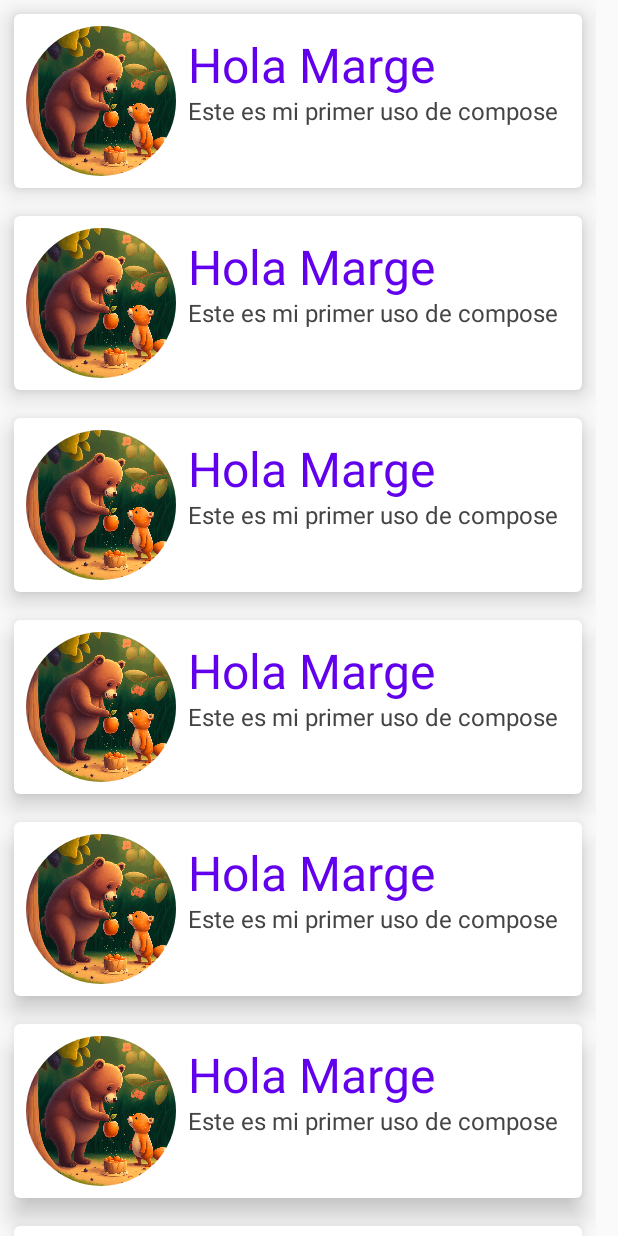
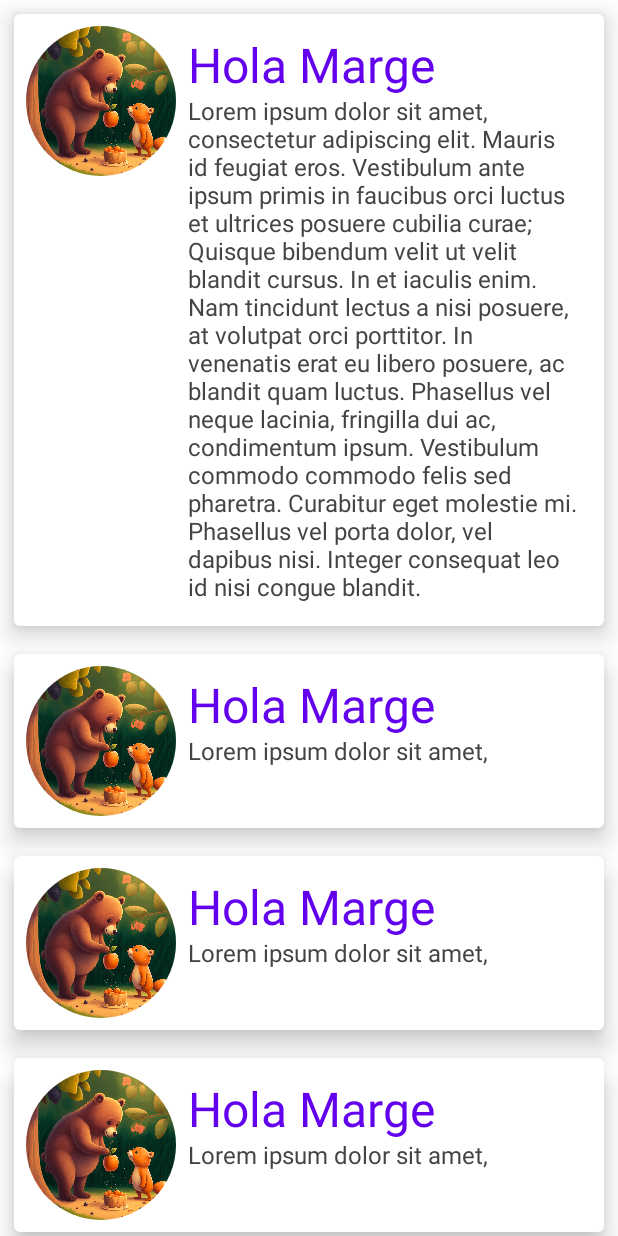
Before and after one commit to neolink557/learning-compose-app, an Android app built with Jetpack Compose: the screen it shows after launch (MainActivity), after a tap on "Hola Marge", on a phone screen of 412 x 824 dp. Run offline under Robolectric (Android 15) with nearby library versions, the phone set to English and light mode, and no system bars.

Commit message:
now we can show more text with a click

```diff
--- a/app/src/main/java/com/example/learning/MainActivity.kt
+++ b/app/src/main/java/com/example/learning/MainActivity.kt
@@ -11,7 +11,6 @@ import androidx.compose.foundation.shape.CircleShape
 import androidx.compose.material.Card
 import androidx.compose.material.MaterialTheme
 import androidx.compose.material.Text
-import androidx.compose.runtime.Composable
 import androidx.compose.ui.Alignment
 import androidx.compose.ui.Modifier
 import androidx.compose.ui.draw.clip
@@ -21,11 +20,12 @@ import androidx.compose.ui.tooling.preview.Preview
 import androidx.compose.ui.unit.dp
 import androidx.compose.ui.unit.sp
 import androidx.compose.foundation.lazy.items
+import androidx.compose.runtime.*
 import com.example.learning.ui.theme.LearningTheme
 
 val msg = Message(
     "Hola Marge",
-    "Este es mi primer uso de compose"
+    "Lorem ipsum dolor sit amet, consectetur adipiscing elit. Mauris id feugiat eros. Vestibulum ante ipsum primis in faucibus orci luctus et ultrices posuere cubilia curae; Quisque bibendum velit ut velit blandit cursus. In et iaculis enim. Nam tincidunt lectus a nisi posuere, at volutpat orci porttitor. In venenatis erat eu libero posuere, ac blandit quam luctus. Phasellus vel neque lacinia, fringilla dui ac, condimentum ipsum. Vestibulum commodo commodo felis sed pharetra. Curabitur eget molestie mi. Phasellus vel porta dolor, vel dapibus nisi. Integer consequat leo id nisi congue blandit."
 )
 val myMessageList = listOf(
     msg,
@@ -61,13 +61,17 @@ class MainActivity : ComponentActivity() {
 
 @Composable
 fun MyView(messages: List<Message>) {
-        LazyColumn {
-            items(messages) { message ->
-                MyMessageLayout(
-                    message
-                )
-            }
+    LazyColumn(
+        Modifier
+            .background(MaterialTheme.colors.background)
+            .fillMaxWidth(1f)
+    ) {
+        items(messages) { message ->
+            MyMessageLayout(
+                message
+            )
         }
+    }
 }
 
 @Composable
@@ -77,26 +81,38 @@ fun MyMessageLayout(message: Message) {
 
 @Composable
 fun MyRows(message: Message) {
+    var expanded by remember { mutableStateOf(false) }
     Card(
         modifier = Modifier
             .padding(8.dp)
             .clickable(onClick = { /* Ignoring onClick */ })
-            .padding(1.dp), elevation = 10.dp, backgroundColor = MaterialTheme.colors.background
+            .padding(1.dp)
+            .clickable {
+                expanded = !expanded
+            }, elevation = 10.dp, backgroundColor = MaterialTheme.colors.background
     ) {
         Row(modifier = Modifier.padding(8.dp)) {
             MyImage()
-            MyTexts(message)
+            MyTexts(message, expanded)
         }
     }
 
 }
 
 @Composable
-fun MyTexts(message: Message) {
-    Column(modifier = Modifier.padding(8.dp)) {
-        MyText(text = message.tittle, 32, MaterialTheme.colors.primary)
+fun MyTexts(message: Message, expanded: Boolean) {
+    Column(
+        modifier = Modifier
+            .padding(8.dp)
+    ) {
+        MyText(text = message.tittle, 32, MaterialTheme.colors.primary, 1)
         Spacer(modifier = Modifier.height(2.dp))
-        MyText(text = message.body, 16, MaterialTheme.colors.onBackground)
+        MyText(
+            text = message.body,
+            16,
+            MaterialTheme.colors.onBackground,
+            if (expanded) Int.MAX_VALUE else 1
+        )
     }
 }
 
@@ -112,12 +128,13 @@ fun MyImage() {
 }
 
 @Composable
-fun MyText(text: String, fontSize: Int, color: Color) {
+fun MyText(text: String, fontSize: Int, color: Color, maxLines: Int = Int.MAX_VALUE) {
     Text(
         modifier = Modifier.wrapContentWidth(Alignment.Start),
         fontSize = fontSize.sp,
         text = text,
-        color = color
+        color = color,
+        maxLines = maxLines
     )
 }
 
@@ -125,5 +142,5 @@ fun MyText(text: String, fontSize: Int, color: Color) {
 @Preview(uiMode = Configuration.UI_MODE_NIGHT_YES, showSystemUi = true)
 @Composable
 fun PreviewTexts() {
-    MyView(myMessageList)
+    LearningTheme { MyView(myMessageList) }
 }
```
